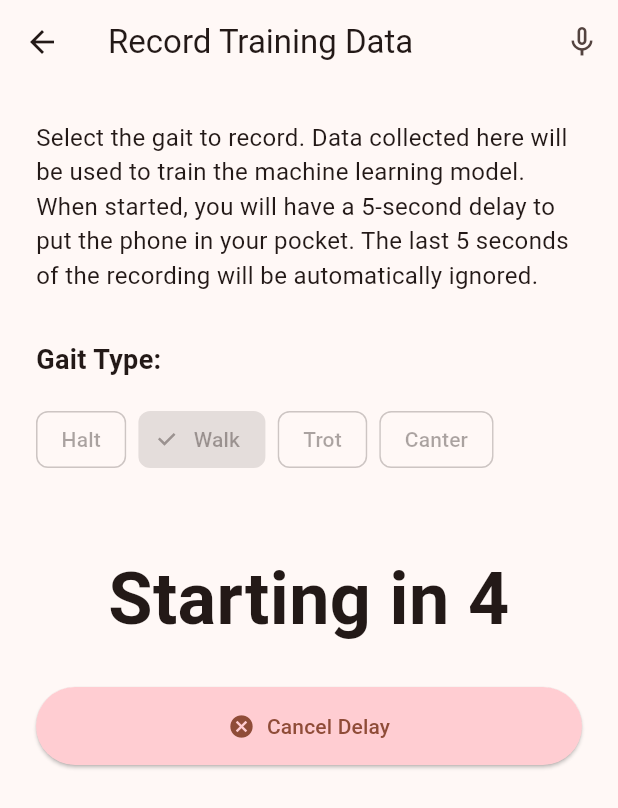
After one commit to SebKister/InterEqui, a Flutter app: the RecordingDataScreen screen opened directly, after a tap on "Start Recording", on a phone screen of 412 x 824 dp. The commit adds this screen. Shown: the top 808 px of the screen. Run offline on Flutter 3.47's test engine with Material 3 defaults, Android fonts, the phone set to English and light mode, and no system bars; our stand-ins replace file_picker, flutter_local_notifications, flutter_tts, sensors_plus, share_plus, shared_preferences and 1 more; missing offline and left inert: flutter_background_service, tflite_flutter; accounts and stored records are empty.

Commit message:
add speech to text for data recording

```diff
--- a/lib/accel_recorder.dart
+++ b/lib/accel_recorder.dart
@@ -1,7 +1,14 @@
 import 'dart:async';
 import 'dart:io';
 import 'package:sensors_plus/sensors_plus.dart';
+import 'dart:collection';
 import 'package:path_provider/path_provider.dart';
+
+class _AccelSample {
+  final int timestampMs;
+  final String line;
+  _AccelSample(this.timestampMs, this.line);
+}
 
 class AccelRecorder {
   static const int _sampleRateMs = 10; // ~100 Hz
@@ -13,15 +20,20 @@ class AccelRecorder {
   bool _isRecording = false;
   int _sampleCount = 0;
 
+  Duration _ignoreLast = Duration.zero;
+  final Queue<_AccelSample> _buffer = Queue<_AccelSample>();
+
   bool get isRecording => _isRecording;
   int get sampleCount => _sampleCount;
 
   /// Opens a temporary CSV file and begins streaming samples to it.
-  Future<void> start() async {
+  Future<void> start({Duration ignoreLast = Duration.zero}) async {
     if (_isRecording) return;
     _isRecording = true;
     _sampleCount = 0;
     _currentLabel = null;
+    _ignoreLast = ignoreLast;
+    _buffer.clear();
 
     final dir = await getTemporaryDirectory();
     final ts = DateTime.now().millisecondsSinceEpoch;
@@ -43,14 +55,24 @@ class AccelRecorder {
     if (label == null) return;
 
     final timestampMs = DateTime.now().millisecondsSinceEpoch;
-    _sink?.write(
-      '$timestampMs,'
-      '${event.x.toStringAsFixed(4)},'
-      '${event.y.toStringAsFixed(4)},'
-      '${event.z.toStringAsFixed(4)},'
-      '$label\n',
-    );
-    _sampleCount++;
+    final line =
+        '$timestampMs,'
+        '${event.x.toStringAsFixed(4)},'
+        '${event.y.toStringAsFixed(4)},'
+        '${event.z.toStringAsFixed(4)},'
+        '$label\n';
+
+    if (_ignoreLast > Duration.zero) {
+      _buffer.addLast(_AccelSample(timestampMs, line));
+      final cutoff = timestampMs - _ignoreLast.inMilliseconds;
+      while (_buffer.isNotEmpty && _buffer.first.timestampMs < cutoff) {
+        _sink?.write(_buffer.removeFirst().line);
+        _sampleCount++;
+      }
+    } else {
+      _sink?.write(line);
+      _sampleCount++;
+    }
   }
 
   /// Stops recording and writes a compressed CSV to app documents directory.
@@ -60,6 +82,7 @@ class AccelRecorder {
     _subscription = null;
     _isRecording = false;
     _currentLabel = null;
+    _buffer.clear();
 
     if (_sink != null) {
       await _sink!.flush();
--- /dev/null
+++ b/lib/recording_data_screen.dart
@@ -0,0 +1,362 @@
+import 'dart:async';
+import 'dart:io';
+
+import 'package:flutter/material.dart';
+import 'package:share_plus/share_plus.dart';
+import 'gait_models.dart';
+import 'accel_recorder.dart';
+import 'package:flutter_tts/flutter_tts.dart';
+import 'package:speech_to_text/speech_to_text.dart';
+import 'package:speech_to_text/speech_recognition_result.dart';
+
+class RecordingDataScreen extends StatefulWidget {
+  const RecordingDataScreen({super.key});
+
+  @override
+  State<RecordingDataScreen> createState() => _RecordingDataScreenState();
+}
+
+enum _RecordingState { idle, countingDown, recording }
+
+class _RecordingDataScreenState extends State<RecordingDataScreen> {
+  final AccelRecorder _accelRecorder = AccelRecorder();
+  final FlutterTts _tts = FlutterTts();
+  final SpeechToText _speechToText = SpeechToText();
+
+  bool _speechEnabled = false;
+  bool _isListening = false;
+
+  GaitType _selectedGait = GaitType.walk;
+  _RecordingState _state = _RecordingState.idle;
+
+  Timer? _timer;
+  int _secondsRemaining = 0;
+  int _recordingDurationSeconds = 0;
+
+  @override
+  void initState() {
+    super.initState();
+    _initSpeech();
+  }
+
+  Future<void> _initSpeech() async {
+    _speechEnabled = await _speechToText.initialize();
+    setState(() {});
+  }
+
+  Future<void> _toggleListening() async {
+    if (_isListening) {
+      await _stopListening();
+    } else {
+      await _startListening();
+    }
+  }
+
+  Future<void> _startListening() async {
+    if (!_speechEnabled) return;
+    await _speechToText.listen(onResult: _onSpeechResult);
+    setState(() {
+      _isListening = true;
+    });
+  }
+
+  Future<void> _stopListening() async {
+    await _speechToText.stop();
+    setState(() {
+      _isListening = false;
+    });
+  }
+
+  void _onSpeechResult(SpeechRecognitionResult result) {
+    if (!result.finalResult) return;
+
+    final command = result.recognizedWords.toLowerCase();
+
+    bool handled = false;
+    if (command.contains("walk")) {
+      setState(() => _selectedGait = GaitType.walk);
+      handled = true;
+    } else if (command.contains("trot")) {
+      setState(() => _selectedGait = GaitType.trot);
+      handled = true;
+    } else if (command.contains("canter")) {
+      setState(() => _selectedGait = GaitType.canter);
+      handled = true;
+    } else if (command.contains("halt")) {
+      setState(() => _selectedGait = GaitType.halt);
+      handled = true;
+    }
+
+    if (command.contains("start recording") || command.contains("start")) {
+      if (_state == _RecordingState.idle) {
+        _startSequence();
+      }
+      handled = true;
+    } else if (command.contains("stop recording") || command.contains("stop")) {
+      if (_state == _RecordingState.recording) {
+        _stopRecording();
+      }
+      handled = true;
+    }
+
+    if (handled) {
+      // Provide audio feedback or just stop listening
+      _tts.speak("Got it").catchError((_) {});
+    }
+
+    setState(() {
+      _isListening = false; // After a final result, it stops listening
+    });
+  }
+
+  @override
+  void dispose() {
+    _timer?.cancel();
+    _accelRecorder.dispose();
+    super.dispose();
+  }
+
+  Future<void> _startSequence() async {
+    if (_state != _RecordingState.idle) return;
+
+    setState(() {
+      _state = _RecordingState.countingDown;
+      _secondsRemaining = 5; // 5 seconds delay
+      _recordingDurationSeconds = 0;
+    });
+
+    for (int i = 5; i > 0; i--) {
+      if (!mounted || _state != _RecordingState.countingDown) return;
+
+      setState(() {
+        _secondsRemaining = i;
+      });
+
+      if (i <= 3) {
+        try {
+          _tts.speak(i.toString()); // Fire and forget so we don't block
+        } catch (_) {}
+      }
+
+      await Future.delayed(const Duration(seconds: 1));
+    }
+
+    if (!mounted || _state != _RecordingState.countingDown) return;
+
+    try {
+      _tts.speak("Start recording");
+    } catch (_) {}
+
+    _startRecording();
+  }
+
+  Future<void> _startRecording() async {
+    if (!mounted) return;
+    setState(() {
+      _state = _RecordingState.recording;
+    });
+
+    await _accelRecorder.start(ignoreLast: const Duration(seconds: 5));
+    _accelRecorder.setLabel(gaitLabel(_selectedGait).toLowerCase());
+
+    _timer = Timer.periodic(const Duration(seconds: 1), (timer) {
+      if (mounted) {
+        setState(() {
+          _recordingDurationSeconds++;
+        });
+      }
+    });
+  }
+
+  Future<void> _stopRecording() async {
+    if (_state != _RecordingState.recording) return;
+
+    _timer?.cancel();
+    setState(() {
+      _state = _RecordingState.idle;
+    });
+
+    await _tts.speak("Recording stopped");
+
+    // Stop removes last 5s out of the box because of AccelRecorder implementation
+    final file = await _accelRecorder.stop();
+    if (mounted && file != null) {
+      _showExportDialog(file);
+    }
+  }
+
+  void _cancelCountdown() {
+    _timer?.cancel();
+    setState(() {
+      _state = _RecordingState.idle;
+    });
+  }
+
+  void _showExportDialog(File file) {
+    showDialog(
+      context: context,
+      barrierDismissible: false,
+      builder: (context) => AlertDialog(
+        title: const Text('Data Recorded'),
+        content: Text(
+          '${_accelRecorder.sampleCount} accelerometer samples were recorded '
+          '(last 5 seconds ignored).\n\n'
+          'The data is ready to be exported.',
+        ),
+        actions: [
+          TextButton(
+            onPressed: () {
+              Navigator.pop(context);
+              file.delete(); // Delete if discarded
+            },
+            child: const Text('Discard', style: TextStyle(color: Colors.red)),
+          ),
+          TextButton.icon(
+            onPressed: () {
+              Share.shareXFiles([XFile(file.path)]);
+              Navigator.pop(context);
+            },
+            icon: const Icon(Icons.share),
+            label: const Text('Export CSV'),
+          ),
+        ],
+      ),
+    );
+  }
+
+  String _formatDuration(int totalSeconds) {
+    final minutes = (totalSeconds / 60).floor();
+    final seconds = totalSeconds % 60;
+    return '${minutes.toString().padLeft(2, '0')}:${seconds.toString().padLeft(2, '0')}';
+  }
+
+  @override
+  Widget build(BuildContext context) {
+    return Scaffold(
+      appBar: AppBar(
+        title: const Text('Record Training Data'),
+        actions: [
+          if (_speechEnabled)
+            IconButton(
+              icon: Icon(
+                _isListening ? Icons.mic : Icons.mic_none,
+                color: _isListening ? Colors.red : null,
+              ),
+              onPressed: _toggleListening,
+              tooltip: 'Voice Command',
+            ),
+        ],
+      ),
+      body: SingleChildScrollView(
+        child: Padding(
+          padding: const EdgeInsets.all(24.0),
+          child: Column(
+            crossAxisAlignment: CrossAxisAlignment.stretch,
+            children: [
+              const Text(
+                'Select the gait to record. Data collected here will be used to train the machine learning model. When started, you will have a 5-second delay to put the phone in your pocket. The last 5 seconds of the recording will be automatically ignored.',
+                style: TextStyle(fontSize: 16),
+              ),
+              const SizedBox(height: 32),
+              const Text(
+                'Gait Type:',
+                style: TextStyle(fontSize: 18, fontWeight: FontWeight.bold),
+              ),
+              const SizedBox(height: 16),
+              Wrap(
+                spacing: 8.0,
+                children:
+                    [
+                      GaitType.halt,
+                      GaitType.walk,
+                      GaitType.trot,
+                      GaitType.canter,
+                    ].map((gait) {
+                      return ChoiceChip(
+                        label: Text(gaitLabel(gait)),
+                        selected: _selectedGait == gait,
+                        onSelected: _state == _RecordingState.idle
+                            ? (selected) {
+                                if (selected) {
+                                  setState(() {
+                                    _selectedGait = gait;
+                                  });
+                                }
+                              }
+                            : null,
+                      );
+                    }).toList(),
+              ),
+              const SizedBox(height: 48),
+              if (_state == _RecordingState.countingDown) ...[
+                Text(
+                  'Starting in $_secondsRemaining',
+                  textAlign: TextAlign.center,
+                  style: const TextStyle(
+                    fontSize: 48,
+                    fontWeight: FontWeight.bold,
+                  ),
+                ),
+                const SizedBox(height: 24),
+                ElevatedButton.icon(
+                  onPressed: _cancelCountdown,
+                  icon: const Icon(Icons.cancel),
+                  label: const Text('Cancel Delay'),
+                  style: ElevatedButton.styleFrom(
+                    padding: const EdgeInsets.symmetric(vertical: 16),
+                    backgroundColor: Colors.red.shade100,
+                  ),
+                ),
+              ] else if (_state == _RecordingState.recording) ...[
+                Text(
+                  'Recording: ${_formatDuration(_recordingDurationSeconds)}',
+                  textAlign: TextAlign.center,
+                  style: const TextStyle(
+                    fontSize: 32,
+                    fontWeight: FontWeight.bold,
+                    color: Colors.red,
+                  ),
+                ),
+                const SizedBox(height: 8),
+                Text(
+                  'Samples: ${_accelRecorder.sampleCount}',
+                  textAlign: TextAlign.center,
+                  style: const TextStyle(fontSize: 16),
+                ),
+                const SizedBox(height: 24),
+                ElevatedButton.icon(
+                  onPressed: _stopRecording,
+                  icon: const Icon(Icons.stop),
+                  label: const Text(
+                    'Stop Recording',
+                    style: TextStyle(fontSize: 24, inherit: true),
+                  ),
+                  style: ElevatedButton.styleFrom(
+                    padding: const EdgeInsets.symmetric(vertical: 24),
+                    backgroundColor: Colors.red,
+                    foregroundColor: Colors.white,
+                  ),
+                ),
+              ] else ...[
+                ElevatedButton.icon(
+                  onPressed: _startSequence,
+                  icon: const Icon(Icons.play_arrow),
+                  label: const Text(
+                    'Start Recording',
+                    style: TextStyle(fontSize: 24, inherit: true),
+                  ),
+                  style: ElevatedButton.styleFrom(
+                    padding: const EdgeInsets.symmetric(vertical: 24),
+                    backgroundColor: Colors.green,
+                    foregroundColor: Colors.white,
+                  ),
+                ),
+              ],
+              const SizedBox(height: 48),
+            ],
+          ),
+        ),
+      ),
+    );
+  }
+}
--- a/pubspec.yaml
+++ b/pubspec.yaml
@@ -21,6 +21,7 @@ dependencies:
   share_plus: ^10.0.0
   file_picker: ^8.0.0
   tflite_flutter: ^0.11.0
+  speech_to_text: ^7.3.0
 
 dev_dependencies:
   flutter_test:
```
Also changed, not shown: assets/models/norm_params.json (+6 -6 lines), lib/main.dart (+41 -21 lines), pubspec.lock, 3 other files.
